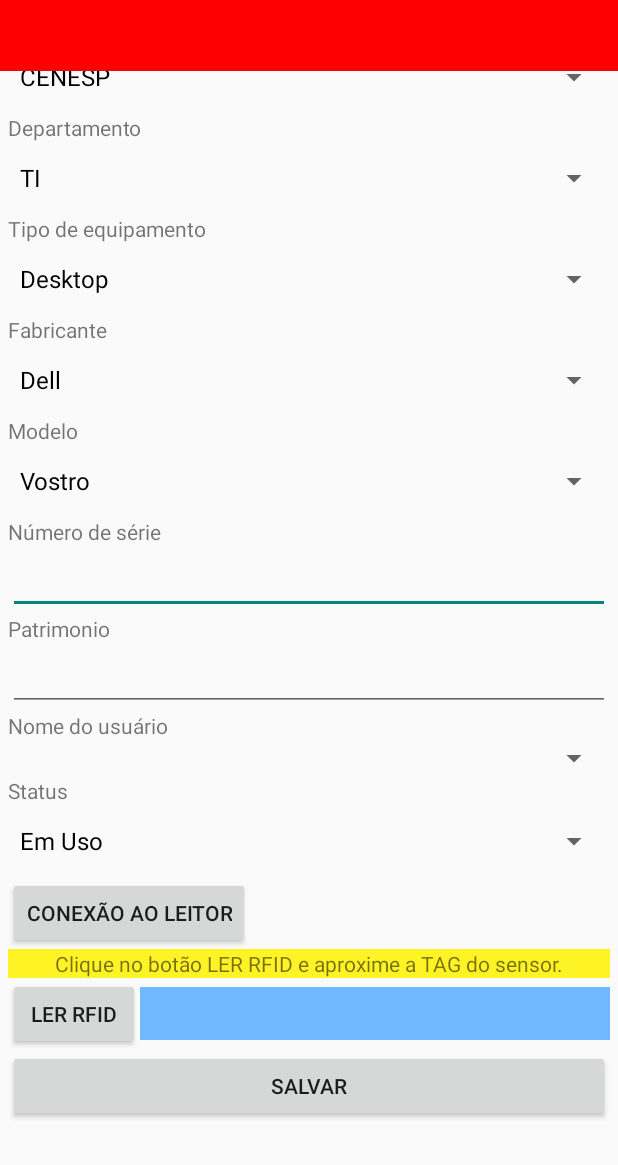
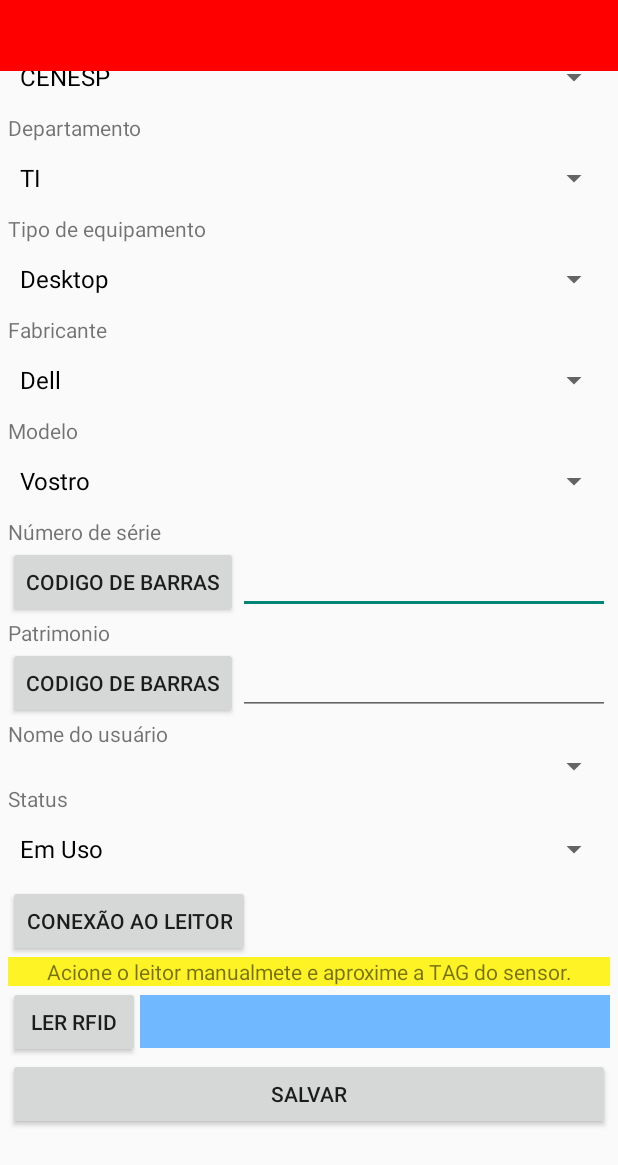
Before and after one commit to RochaKaique/InventarioDMT, an Android app: the FormEquipamentoActivity screen opened directly, with no data from a screen before it, on a phone screen of 412 x 824 dp. Shown: the top 1165 px of the screen. Run offline under Robolectric (Android 15) with nearby library versions, the phone set to English and light mode, and no system bars; libraries missing offline, so code that uses them is left out: com.itextpdf.text.

```diff
--- a/app/src/main/java/com/tivit/inventariodmt/ContagemActivityNova.java
+++ b/app/src/main/java/com/tivit/inventariodmt/ContagemActivityNova.java
@@ -207,8 +207,10 @@ public class ContagemActivityNova extends AppCompatActivity implements OnBtEvent
 
     @Override
     protected void onActivityResult(int requestCode, int resultCode, Intent data) {
-        String addressDispositivo = data.getStringExtra("btDevAddress");
-        leitor.conectar(addressDispositivo);
+        if (resultCode == RESULT_OK) {
+            String addressDispositivo = data.getStringExtra("btDevAddress");
+            leitor.conectar(addressDispositivo);
+        }
         super.onActivityResult(requestCode, resultCode, data);
     }
 
--- a/app/src/main/java/com/tivit/inventariodmt/MenuActivity.java
+++ b/app/src/main/java/com/tivit/inventariodmt/MenuActivity.java
@@ -117,9 +117,6 @@ public class MenuActivity extends AppCompatActivity implements Runnable{
 
 
                 break;
-            case R.id.tvQRcode:
-                startActivity(new Intent(this, QRCodeActivity.class));
-                break;
             case R.id.tvUploadDB:
                 if(Utilidades.isConnected(getApplicationContext())) {
                     AlertDialog.Builder msg = new AlertDialog.Builder(this);
@@ -151,8 +148,6 @@ public class MenuActivity extends AppCompatActivity implements Runnable{
         }
     }
 
-
-
     public void abreAteste(View view)
     {
         startActivity(new Intent(this, TestActivity.class));
--- a/app/src/main/res/layout/activity_form_equipamento.xml
+++ b/app/src/main/res/layout/activity_form_equipamento.xml
@@ -68,24 +68,51 @@
             android:layout_height="wrap_content"
             android:text="@string/serial" />
 
+
+        <LinearLayout
+            android:layout_width="match_parent"
+            android:layout_height="wrap_content">
+            <Button
+                android:id="@+id/btnCodeSerialnumbem"
+                android:layout_width="wrap_content"
+                android:layout_height="wrap_content"
+                android:text="Codigo de Barras"
+                android:onClick="lerCodigoBarrasSerial"/>
+
             <EditText
                 android:id="@+id/etSerial"
                 android:layout_width="match_parent"
                 android:layout_height="wrap_content"
                 android:clickable="true"
-            android:longClickable="true"
-            android:inputType="textWebEmailAddress"/>
+                android:inputType="textWebEmailAddress"
+                android:longClickable="true" />
+
+        </LinearLayout>
 
         <TextView
             android:layout_width="match_parent"
             android:layout_height="wrap_content"
             android:text="@string/patrimony" />
 
+
+        <LinearLayout
+            android:layout_width="match_parent"
+            android:layout_height="wrap_content">
+
+            <Button
+                android:id="@+id/btnCodePatrimonio"
+                android:layout_width="wrap_content"
+                android:layout_height="wrap_content"
+                android:onClick="lerCodigoBarrasPatrimonio"
+                android:text="Codigo de Barras" />
+
             <EditText
                 android:id="@+id/etPatrimonio"
                 android:layout_width="match_parent"
                 android:layout_height="wrap_content"
-            android:inputType="textWebEmailAddress"/>
+                android:inputType="textWebEmailAddress" />
+
+        </LinearLayout>
 
         <TextView
             android:layout_width="match_parent"
--- a/app/src/main/res/values/strings.xml
+++ b/app/src/main/res/values/strings.xml
@@ -54,7 +54,7 @@
     <string name="connect">Conectar</string>
     <string name="connection_read">Conexão ao leitor</string>
     <string name="rfid_read">Ler RFID</string>
-    <string name="phrase_rfid">Clique no botão "LER RFID" e aproxime a TAG do sensor.</string>
+    <string name="phrase_rfid">Acione o leitor manualmete e aproxime a TAG do sensor.</string>
     <string name="id">Código</string>
     <string name="confirm">Confirme</string>
     <string name="keep_location">Gostaria de manter a localidade?</string>
--- a/build.gradle
+++ b/build.gradle
@@ -5,7 +5,7 @@ buildscript {
         jcenter()
     }
     dependencies {
-        classpath 'com.android.tools.build:gradle:2.2.3'
+        classpath 'com.android.tools.build:gradle:2.3.0'
 
         // NOTE: Do not place your application dependencies here; they belong
         // in the individual module build.gradle files
```
Also changed, not shown: app/src/main/java/com/tivit/inventariodmt/CodeReader.java (+9 -0 lines), app/src/main/java/com/tivit/inventariodmt/DiscoveredDevices.java (+11 -1 lines), app/src/main/java/com/tivit/inventariodmt/FormEquipamentoActivity.java (+33 -3 lines), app/src/main/java/com/tivit/inventariodmt/dao/DatabaseHelper.java (+1 -80 lines), app/src/main/res/layout/activity_menu.xml (+0 -16 lines), gradle/wrapper/gradle-wrapper.properties. Lines whose indentation alone changed are shown as unchanged.
